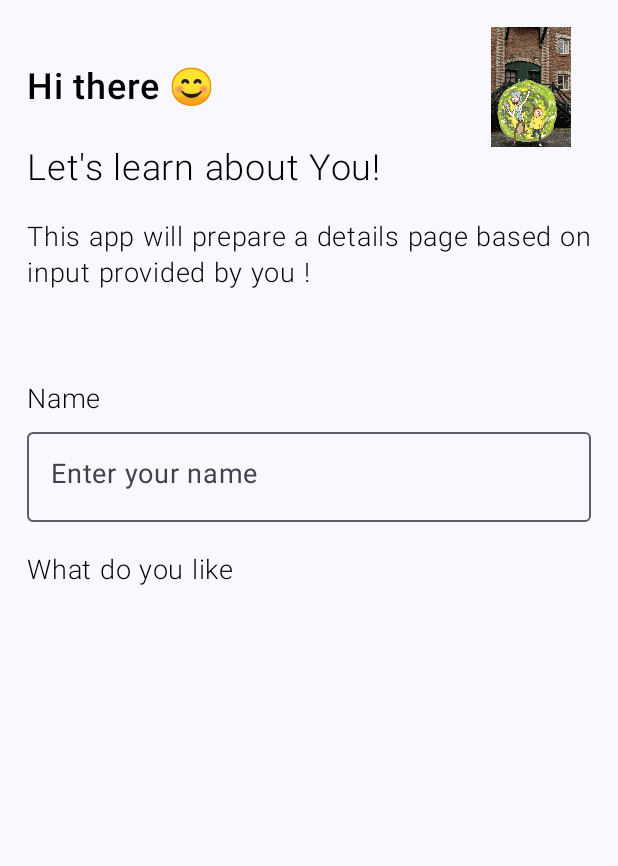
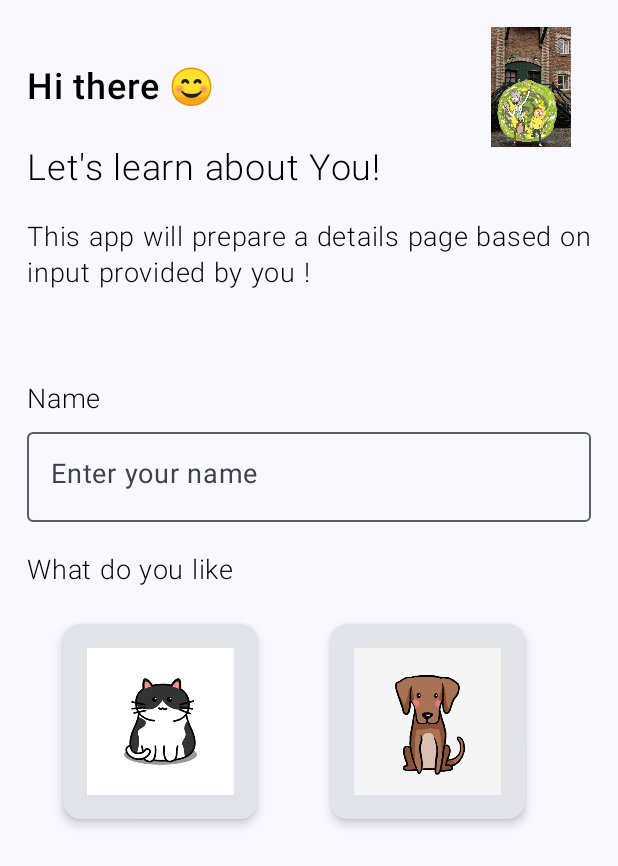
Before and after one commit to SantiagoHM27/AppFirebase, an Android app built with Jetpack Compose: the screen it shows after launch (MainActivity), on a phone screen of 412 x 824 dp. Shown: the top 866 px of the screen. Run offline under Robolectric (Android 15) with nearby library versions, the phone set to English and light mode, and no system bars.

Commit message:
03 Imagenes Correctas

```diff
--- a/app/src/main/java/com/example/myapplication/ui/screens/UserInputScreen.kt
+++ b/app/src/main/java/com/example/myapplication/ui/screens/UserInputScreen.kt
@@ -1,16 +1,25 @@
 package com.example.myapplication.ui.screens
 
+import androidx.compose.foundation.Image
 import androidx.compose.foundation.layout.Column
+import androidx.compose.foundation.layout.Row
 import androidx.compose.foundation.layout.Spacer
 import androidx.compose.foundation.layout.fillMaxSize
+import androidx.compose.foundation.layout.fillMaxWidth
 import androidx.compose.foundation.layout.padding
 import androidx.compose.foundation.layout.size
+import androidx.compose.foundation.layout.wrapContentHeight
+import androidx.compose.foundation.layout.wrapContentWidth
+import androidx.compose.material3.Card
+import androidx.compose.material3.CardDefaults
 import androidx.compose.material3.Surface
 import androidx.compose.runtime.Composable
 import androidx.compose.ui.Modifier
+import androidx.compose.ui.res.painterResource
 import androidx.compose.ui.tooling.preview.Preview
 import androidx.compose.ui.unit.dp
 import androidx.compose.ui.unit.sp
+import com.example.myapplication.R
 import com.example.myapplication.data.UserDataUiEvents
 import com.example.myapplication.ui.TextComponent
 import com.example.myapplication.ui.TextFieldComponent
@@ -49,8 +58,38 @@ fun UserInputScreen(userInputViewModel: UserInputViewModel) {
 
             TextComponent(textValue = "What do you like", textSize = 18.sp)
 
+
+
+            Row (modifier = Modifier.fillMaxWidth()){
+                AnimalCard(image = R.drawable.gato2)
+                AnimalCard(image = R.drawable.perro)
+
+            }
+
+
+
+
+
         }
     }
+}
+@Composable
+fun AnimalCard(image: Int){
+    Card (
+        modifier = Modifier
+            .padding(24.dp)
+            .size(130.dp),
+        elevation = CardDefaults.cardElevation(4.dp)
+    ) {
+        Image(
+            modifier = Modifier
+                .padding(16.dp)
+                .wrapContentWidth()
+                .wrapContentHeight(),
+            painter = painterResource(id = image) ,
+            contentDescription = "Animal Image" )
+    }
+
 }
 
 @Preview
```
Also changed, not shown: app/src/main/java/com/example/myapplication/ui/AppComponents.kt (+13 -10 lines).
